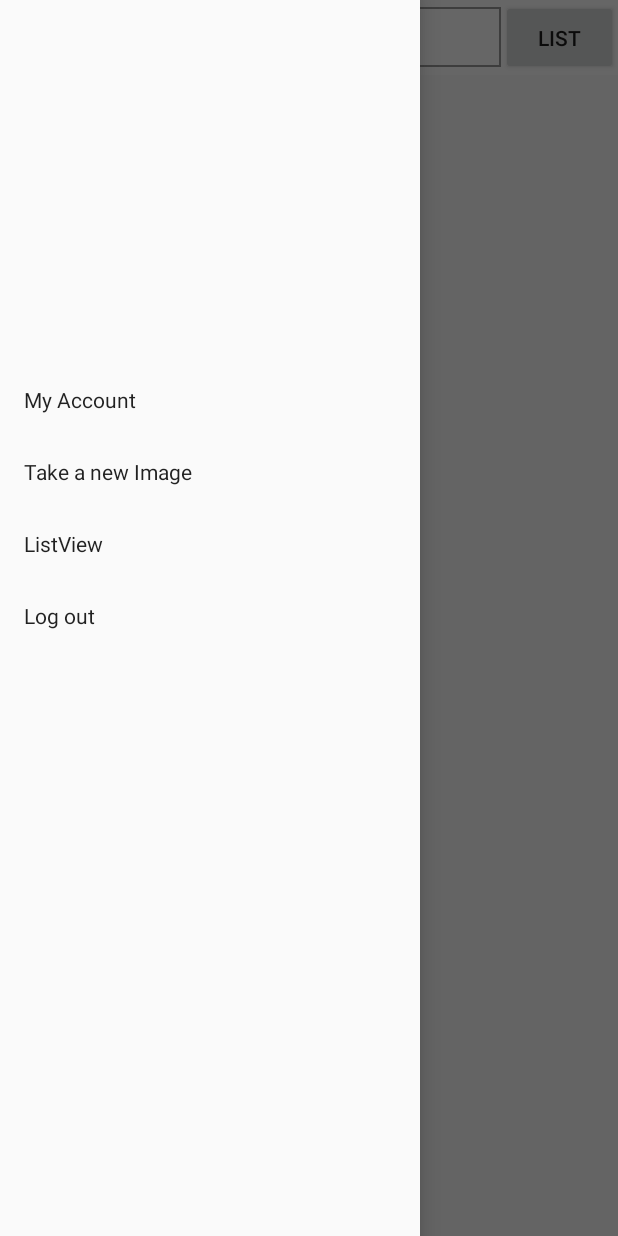
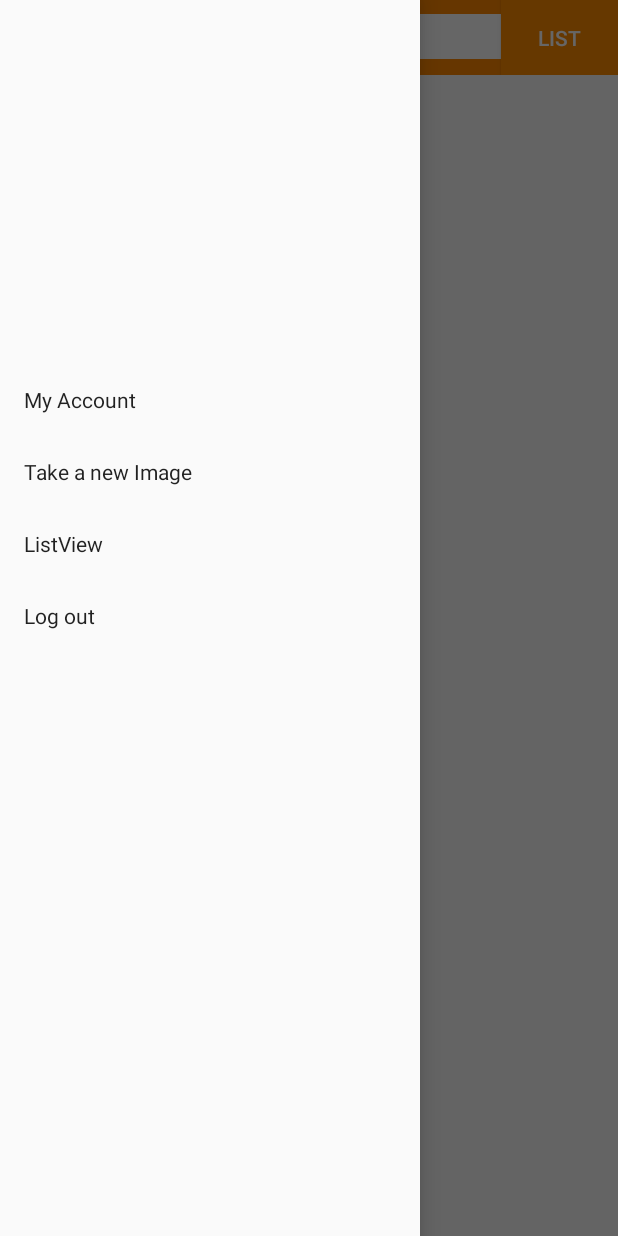
Before and after one commit to akshaykhushu/VRS, an Android app: the screen it shows after launch once a user with an empty profile is signed in (MapsActivity), with the side drawer open, on a phone screen of 412 x 824 dp. Run offline under Robolectric (Android 15) with nearby library versions, the phone set to English and light mode, and no system bars; our stand-ins replace CircleImageView, Firebase (no records; nobody signed in at launch, a user with empty details on screens opened directly), Picasso; libraries missing offline, so code that uses them is left out: com.google.maps.android; pictures from the network do not load.

```diff
--- a/app/src/main/java/com/example/aksha/newb/SearchAdapter.java
+++ b/app/src/main/java/com/example/aksha/newb/SearchAdapter.java
@@ -12,6 +12,7 @@ import android.view.ViewGroup;
 import android.widget.ImageView;
 import android.widget.TextView;
 
+import com.bumptech.glide.Glide;
 import com.squareup.picasso.Picasso;
 
 import java.io.ByteArrayOutputStream;
@@ -45,7 +46,7 @@ public class SearchAdapter extends RecyclerView.Adapter<SearchAdapter.SearchView
         }
     }
 
-    public SearchAdapter(Context context, ArrayList<String> titleList, ArrayList<String> costList, ArrayList<ArrayList<String>> bitmapList, ArrayList<String> descriptionList, ArrayList<String> uidList, ArrayList<String> latiList, ArrayList<String> longList) {
+    public SearchAdapter(Context context, ArrayList<String> titleList, ArrayList<String> costList, ArrayList<ArrayList<String>> bitmapList2D, ArrayList<String> descriptionList, ArrayList<String> uidList, ArrayList<String> latiList, ArrayList<String> longList) {
         this.context = context;
         this.titleList = titleList;
         this.costList = costList;
@@ -68,7 +69,8 @@ public class SearchAdapter extends RecyclerView.Adapter<SearchAdapter.SearchView
         holder.textViewName.setText(titleList.get(position));
         holder.textViewCost.setText(costList.get(position));
 
-        Picasso.with(context).load(bitmapList2D.get(position).get(0)).into(holder.imageView);
+        Glide.with(context).load(bitmapList2D.get(position).get(0)).into(holder.imageView);
+//        Picasso.with(context).load(bitmapList2D.get(position).get(0)).into(holder.imageView);
 
         holder.itemView.setOnClickListener(new View.OnClickListener() {
             @Override
--- a/app/src/main/res/drawable/search_layout.xml
+++ b/app/src/main/res/drawable/search_layout.xml
@@ -1,6 +1,6 @@
 <?xml version="1.0" encoding="utf-8"?>
 <shape xmlns:android="http://schemas.android.com/apk/res/android">
 
-    <stroke android:color="@color/black_overlay" android:width="1dp"  />
+    <stroke android:color="@android:color/white" android:width="1dp"  />
 
 </shape>
--- a/app/src/main/res/layout/activity_maps.xml
+++ b/app/src/main/res/layout/activity_maps.xml
@@ -35,7 +35,7 @@
         <LinearLayout
             android:layout_width="match_parent"
             android:orientation="horizontal"
-            android:background="@android:color/white"
+            android:background="@android:color/holo_orange_dark"
             android:layout_height="50dp">
 
 
@@ -45,15 +45,15 @@
                 android:layout_height="match_parent"
                 android:layout_weight="1"
                 android:background="@android:color/transparent"
-                android:src="@android:drawable/alert_dark_frame" />
+                android:src="@android:drawable/ic_menu_sort_by_size" />
 
             <EditText
                 android:id="@+id/editTextSearchBar"
                 android:layout_width="0dp"
-                android:layout_height="40dp"
+                android:layout_height="30dp"
                 android:layout_marginStart="13dp"
                 android:layout_weight="7"
-                android:background="@drawable/search_layout"
+                android:background="@android:color/white"
                 android:editable="false"
                 android:ems="10"
                 android:hint="Search"
@@ -67,12 +67,14 @@
             <Button
                 android:id="@+id/buttonListView"
                 android:layout_width="0dp"
-                android:layout_weight="2"
                 android:layout_height="match_parent"
                 android:layout_alignParentEnd="true"
                 android:layout_alignParentTop="true"
+                android:background="@color/colorAccent"
+                android:layout_weight="2"
                 android:onClick="ListView"
-                android:text="List" />
+                android:text="List"
+                android:textColor="@android:color/white" />
 
 
         </LinearLayout>
--- a/app/src/main/res/layout/activity_splash.xml
+++ b/app/src/main/res/layout/activity_splash.xml
@@ -3,7 +3,7 @@
     xmlns:app="http://schemas.android.com/apk/res-auto"
     xmlns:tools="http://schemas.android.com/tools"
     android:layout_width="match_parent"
-    android:background="@android:color/holo_orange_light"
+    android:background="@android:color/holo_orange_dark"
     android:layout_height="match_parent"
     tools:context=".SplashActivity">
 
@@ -12,5 +12,6 @@
         android:layout_width="141dp"
         android:layout_height="117dp"
         android:layout_centerInParent="true"
+        android:background="@android:color/holo_orange_dark"
         app:srcCompat="@android:drawable/ic_menu_mapmode" />
 </RelativeLayout>
--- a/app/src/main/res/values/colors.xml
+++ b/app/src/main/res/values/colors.xml
@@ -1,8 +1,10 @@
 <?xml version="1.0" encoding="utf-8"?>
 <resources>
-    <color name="colorPrimary">#3F51B5</color>
-    <color name="colorPrimaryDark">#303F9F</color>
-    <color name="colorAccent">#FF4081</color>
+    <color name="colorPrimary">#FF8C00</color>
+    <color name="colorPrimaryDark">#FF8C00</color>
+    <color name="colorAccent">#FF8C00</color>
+    <color name="markerColor">#FF00BFFF</color>
+    <color name="Green">#FF00FF00</color>
 
     <color name="black_overlay">#66000000</color>
 </resources>
--- a/app/src/main/res/values/styles.xml
+++ b/app/src/main/res/values/styles.xml
@@ -3,10 +3,18 @@
     <!-- Base application theme. -->
     <style name="AppTheme" parent="Theme.AppCompat.Light.DarkActionBar">
         <!-- Customize your theme here. -->
-        <item name="colorPrimary">@color/colorPrimary</item>
-        <item name="colorPrimaryDark">@color/colorPrimaryDark</item>
-        <item name="colorAccent">@color/colorAccent</item>
+        <item name="colorPrimary">#FF8C00</item>
+        <item name="colorPrimaryDark">#FF8C00</item>
+        <item name="colorAccent">#FF8C00</item>
     </style>
+
+    <style name="NoAppTheme" parent="Theme.AppCompat.Light.NoActionBar">
+        <!-- Customize your theme here. -->
+        <item name="colorPrimary">#FF8C00</item>
+        <item name="colorPrimaryDark">#FF8C00</item>
+        <item name="colorAccent">#FF8C00</item>
+    </style>
+
 
     <style name="FullscreenTheme" parent="AppTheme">
         <item name="android:actionBarStyle">@style/FullscreenActionBarStyle</item>
@@ -20,4 +28,29 @@
         <item name="android:background">@color/black_overlay</item>
     </style>
 
+    <style name="iconGenText">
+        <item name="android:textSize">14sp</item>
+        <item name="android:textColor">#FFFFFF</item>
+    </style>
+
+    <style name="iconBackground">
+        <item name="android:colorBackground">#FF00FF00</item>
+    </style>
+
+    <style name="NoActionBar" parent="@android:style/Theme.Holo.Light">
+        <item name="android:windowActionBar">false</item>
+        <item name="android:windowNoTitle">true</item>
+    </style>
+
+    <style name="NoBar" parent="Theme.AppCompat.NoActionBar" >
+        <item name="colorPrimary">@android:color/holo_orange_dark</item>
+        <item name="colorPrimaryDark">@android:color/holo_orange_dark</item>
+        <item name="colorAccent">@android:color/holo_orange_dark</item>
+        <item name="android:colorBackground">@android:color/white</item>
+        <item name="android:navigationBarColor">@android:color/holo_orange_dark</item>
+        <item name="android:textColorPrimary">@android:color/black</item>
+        <item name="android:windowBackground">@android:color/white</item>
+        <item name="android:textColorSecondaryInverse">@android:color/black</item>
+    </style>
+    s
 </resources>
```
Also changed, not shown: app/build.gradle (+8 -0 lines), app/src/main/AndroidManifest.xml (+8 -4 lines), app/src/main/java/com/example/aksha/newb/FullImageView.java (+14 -12 lines), app/src/main/java/com/example/aksha/newb/GPSTracker.java (added, +203 -0 lines), app/src/main/java/com/example/aksha/newb/Info.java (+90 -33 lines), app/src/main/java/com/example/aksha/newb/ListActivity.java (+5 -2 lines), app/src/main/java/com/example/aksha/newb/MakerClickedLayout.java (+42 -51 lines), app/src/main/java/com/example/aksha/newb/MapsActivity.java (+16 -3 lines), app/src/main/java/com/example/aksha/newb/Marker.java (added, +32 -0 lines), app/src/main/java/com/example/aksha/newb/MarkerInfoSearch.java (+11 -0 lines), app/src/main/java/com/example/aksha/newb/SearchActivity.java (+3 -4 lines), app/src/main/res/layout/activity_list.xml (+5 -2 lines), app/src/main/res/drawable/shadow_20735.9.png (added).
